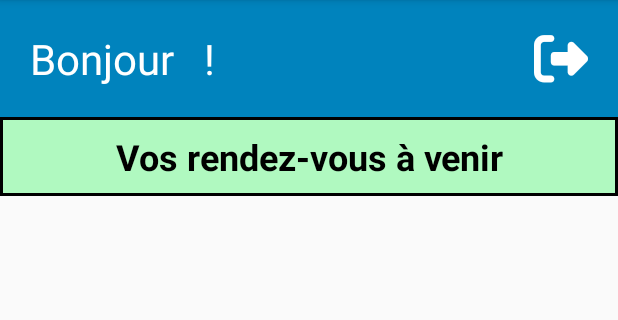
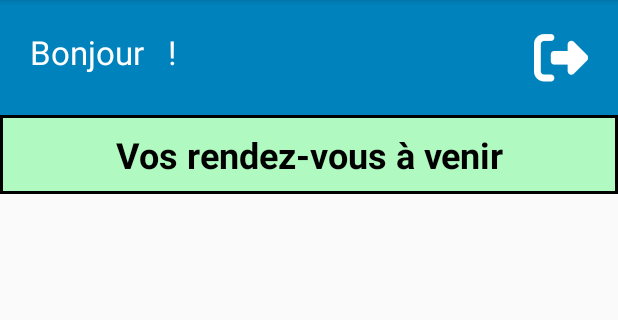
Before and after one commit to AroldMauger/soignemoi-appli, an Android app: the DashboardActivity screen opened directly, with no data from a screen before it, on a phone screen of 412 x 824 dp, the part 84-404 px from its top. Run offline under Robolectric (Android 15) with nearby library versions, the phone set to English and light mode, and no system bars.

Commit message:
Modification de la taille de l'affichage de titledoctor

```diff
--- a/app/src/main/res/layout/fragment_dashboard.xml
+++ b/app/src/main/res/layout/fragment_dashboard.xml
@@ -26,7 +26,7 @@
                 android:layout_alignParentStart="true"
                 android:layout_weight="3"
                 android:textColor="@color/white"
-                android:textSize="28sp"
+                android:textSize="22sp"
                 android:textFontWeight="800"
                 />
 
```
